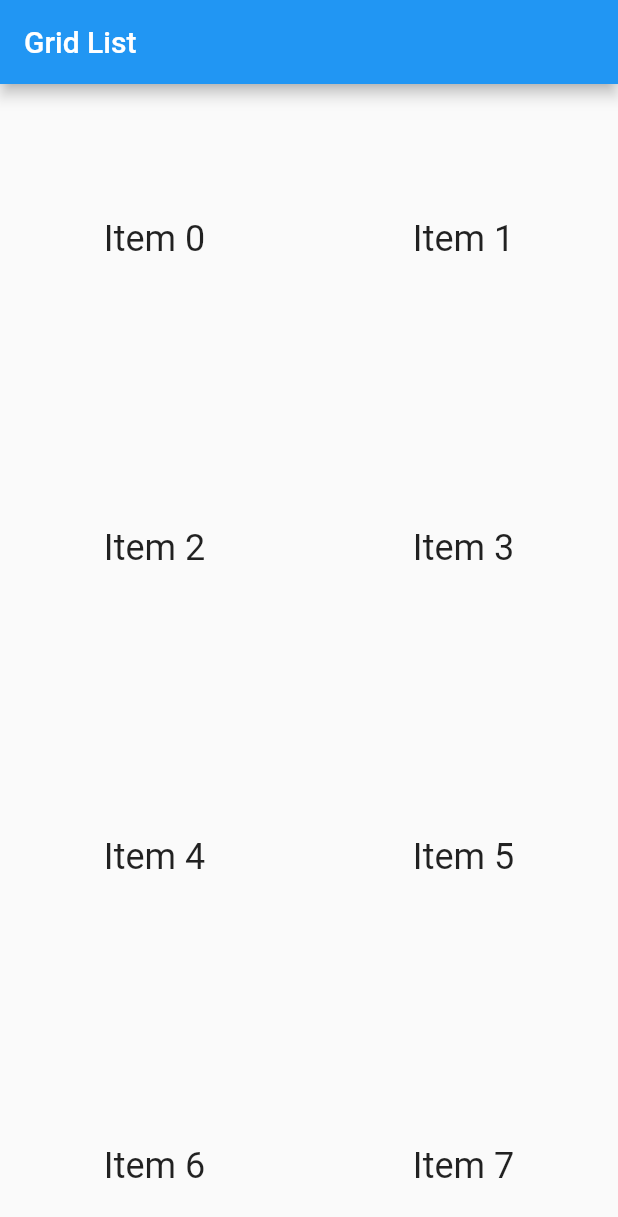
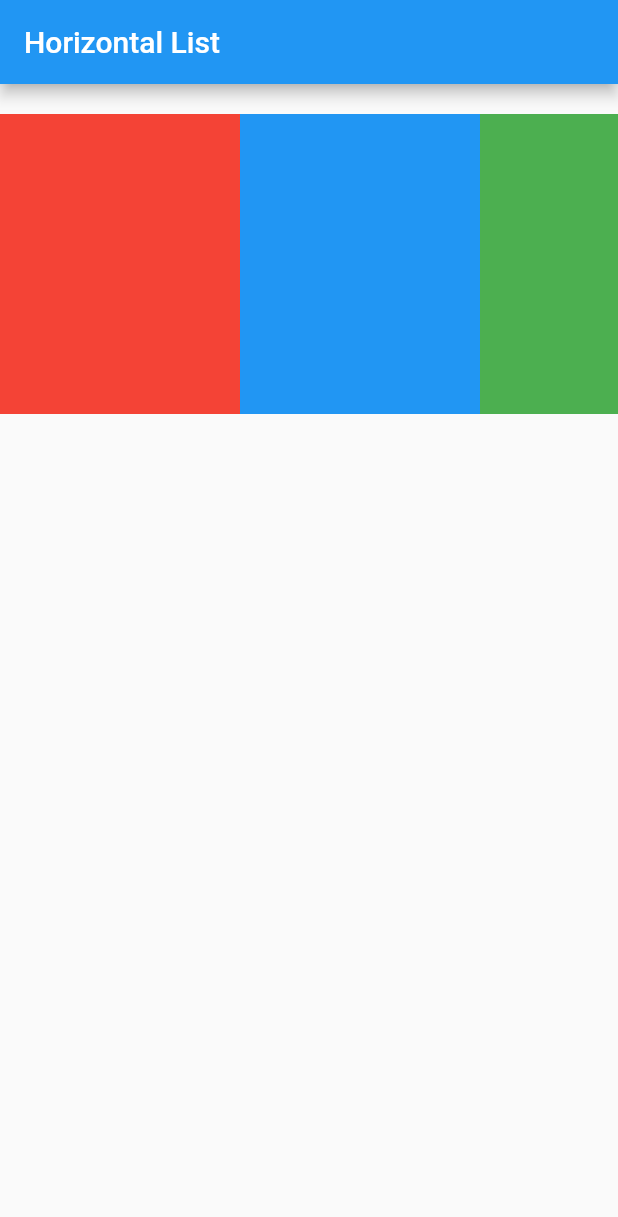
Before and after one commit to muhammadrevanrenandra1/Mohd_Revan_Renandra_Arta_Putra_4312111039, a Flutter app: the screen it shows after launch, on a phone screen of 412 x 824 dp. Shown: the top 1217 px of the screen. Run offline on Flutter 3.47's test engine with Material 2 defaults, Android fonts, the phone set to English and light mode, and no system bars.

Commit message:
Horizontal List

```diff
--- a/lib/main.dart
+++ b/lib/main.dart
@@ -1,31 +1,45 @@
 import 'package:flutter/material.dart';
-void main() {
- runApp(const MyApp());
-}
+void main() => runApp(const MyApp());
 class MyApp extends StatelessWidget {
  const MyApp({super.key});
  @override
  Widget build(BuildContext context) {
- const title = 'Grid List';
+ const title = 'Horizontal List';
  return MaterialApp(
  title: title,
  home: Scaffold(
  appBar: AppBar(
  title: const Text(title),
  ),
- body: GridView.count(
- // Create a grid with 2 columns. If you change the scrollDirection to
- // horizontal, this produces 2 rows.
- crossAxisCount: 2,
- // Generate 100 widgets that display their index in the List.
- children: List.generate(100, (index) {
- return Center(
- child: Text(
- 'Item $index',
- style: Theme.of(context).textTheme.headline5,
+ body: Container(
+ margin: const EdgeInsets.symmetric(vertical: 20.0),
+ height: 200.0,
+ child: ListView(
+ // This next line does the trick.
+ scrollDirection: Axis.horizontal,
+ children: <Widget>[
+ Container(
+ width: 160.0,
+ color: Colors.red,
  ),
- );
- }),
+ Container(
+ width: 160.0,
+ color: Colors.blue,
+ ),
+ Container(
+ width: 160.0,
+ color: Colors.green,
+ ),
+ Container(
+ width: 160.0,
+ color: Colors.yellow,
+ ),
+ Container(
+ width: 160.0,
+ color: Colors.orange,
+ ),
+ ],
+ ),
  ),
  ),
  );
```
